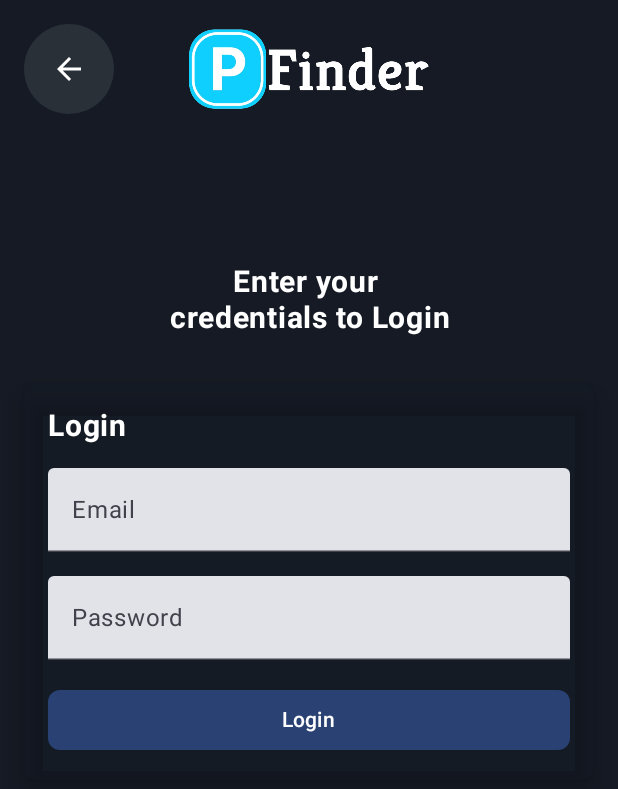
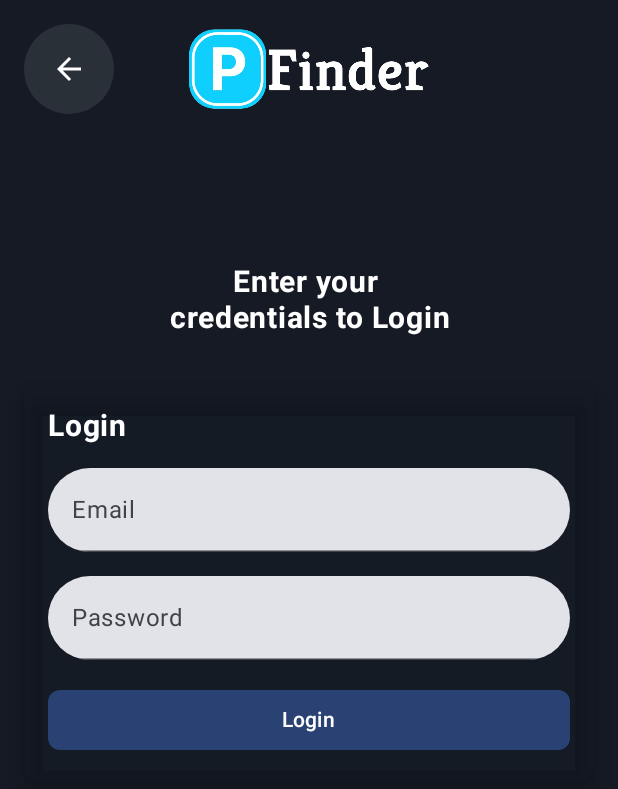
Before and after one commit to SparkTeamOrg/ParkFinder-Frontend, an Android app built with Jetpack Compose: the LoginActivity screen opened directly, with no data from a screen before it, on a phone screen of 412 x 824 dp. Shown: the top 789 px of the screen. Run offline under Robolectric (Android 15) with nearby library versions, the phone set to English and light mode, and no system bars.

Commit message:
Zakrivljeni text inputi kod polja za email i password

```diff
--- a/app/src/main/java/com/app/parkfinder/ui/screens/LoginScreen.kt
+++ b/app/src/main/java/com/app/parkfinder/ui/screens/LoginScreen.kt
@@ -2,6 +2,7 @@ package com.app.parkfinder.ui.screens
 
 import androidx.compose.foundation.Image
 import androidx.compose.foundation.background
+import androidx.compose.foundation.border
 import androidx.compose.foundation.layout.*
 import androidx.compose.foundation.shape.CircleShape
 import androidx.compose.foundation.shape.RoundedCornerShape
@@ -99,12 +100,14 @@ fun LoginScreen(onBackClick: () -> Unit) {
                     value = email,
                     onValueChange = { email = it },
                     label = { Text("Email") },
+                    shape = RoundedCornerShape(30.dp),
                     modifier = Modifier.fillMaxWidth()
                 )
                 TextField(
                     value = password,
                     onValueChange = { password = it },
                     label = { Text("Password") },
+                    shape = RoundedCornerShape(30.dp),
                     visualTransformation = PasswordVisualTransformation(),
                     modifier = Modifier.fillMaxWidth()
                 )
```
